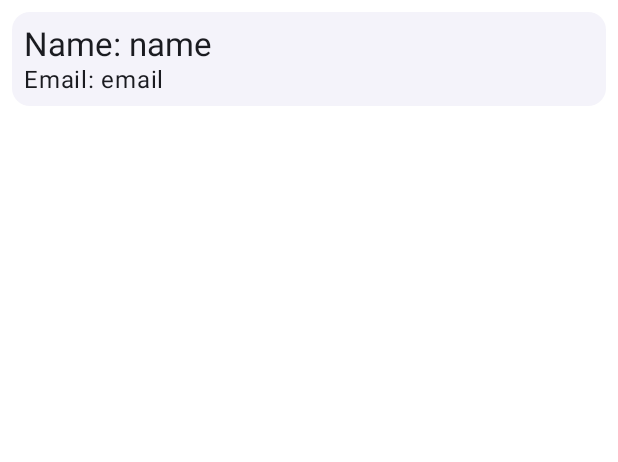
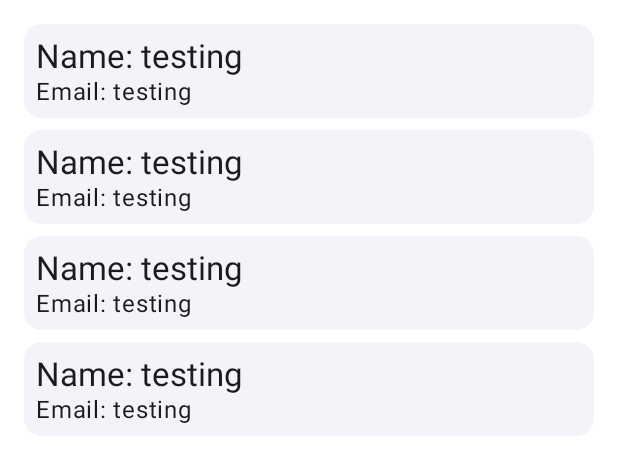
Before and after one commit to felipevaladares/Users, an Android app built with Jetpack Compose: the @Preview function HomeScreenPreview, on a phone screen of 412 x 824 dp. Shown: the top 462 px of the screen. Run offline under Robolectric (Android 15) with nearby library versions, the phone set to English and light mode, and no system bars.

Commit message:
- Update home screen to use LazyColumn, adding click to UserCard

```diff
--- a/app/src/main/java/com/felpster/userslist/ui/components/UserCard.kt
+++ b/app/src/main/java/com/felpster/userslist/ui/components/UserCard.kt
@@ -5,6 +5,7 @@ import androidx.compose.foundation.layout.fillMaxWidth
 import androidx.compose.foundation.layout.padding
 import androidx.compose.foundation.layout.wrapContentHeight
 import androidx.compose.material3.ElevatedCard
+import androidx.compose.material3.ExperimentalMaterial3Api
 import androidx.compose.material3.MaterialTheme
 import androidx.compose.material3.Text
 import androidx.compose.runtime.Composable
@@ -13,17 +14,20 @@ import androidx.compose.ui.tooling.preview.Preview
 import androidx.compose.ui.unit.dp
 import com.felpster.userslist.ui.theme.AppTheme
 
+@OptIn(ExperimentalMaterial3Api::class)
 @Composable
 fun UserCard(
     name: String,
     email: String,
     modifier: Modifier = Modifier,
+    onClick: () -> Unit,
 ) {
     ElevatedCard(
         modifier =
             modifier
                 .fillMaxWidth()
                 .wrapContentHeight(),
+        onClick = onClick,
     ) {
         Column(modifier = Modifier.padding(8.dp)) {
             Text(
@@ -44,7 +48,9 @@ fun UserCard(
 fun UserCardPreview() {
     AppTheme {
         Column(modifier = Modifier.padding(8.dp)) {
-            UserCard("Felipe", "felipe.valadares2@gmail.com")
+            UserCard("Felipe", "felipe.valadares2@gmail.com") {
+
+            }
         }
     }
 }
--- a/app/src/main/java/com/felpster/userslist/ui/home/HomeScreen.kt
+++ b/app/src/main/java/com/felpster/userslist/ui/home/HomeScreen.kt
@@ -1,12 +1,14 @@
 package com.felpster.userslist.ui.home
 
-import androidx.compose.foundation.background
-import androidx.compose.foundation.layout.Box
+import android.widget.Toast
+import androidx.compose.foundation.layout.Arrangement
+import androidx.compose.foundation.layout.PaddingValues
 import androidx.compose.foundation.layout.fillMaxSize
-import androidx.compose.foundation.layout.padding
+import androidx.compose.foundation.lazy.LazyColumn
+import androidx.compose.foundation.lazy.items
 import androidx.compose.runtime.Composable
 import androidx.compose.ui.Modifier
-import androidx.compose.ui.graphics.Color
+import androidx.compose.ui.platform.LocalContext
 import androidx.compose.ui.tooling.preview.Preview
 import androidx.compose.ui.unit.dp
 import com.felpster.userslist.ui.components.UserCard
@@ -14,13 +16,17 @@ import com.felpster.userslist.ui.theme.AppTheme
 
 @Composable
 fun HomeScreen() {
-    Box(
-        modifier =
-            Modifier
-                .fillMaxSize()
-                .padding(8.dp),
+    val context = LocalContext.current
+    LazyColumn(
+        modifier = Modifier.fillMaxSize(),
+        contentPadding = PaddingValues(16.dp),
+        verticalArrangement = Arrangement.spacedBy(8.dp),
     ) {
-        UserCard(name = "name", email = "email")
+        items(listOf("testing", "testing", "testing", "testing")) {
+            UserCard(name = it, email = it) {
+                Toast.makeText(context, "Card clicked", Toast.LENGTH_LONG).show()
+            }
+        }
     }
 }
 
```
